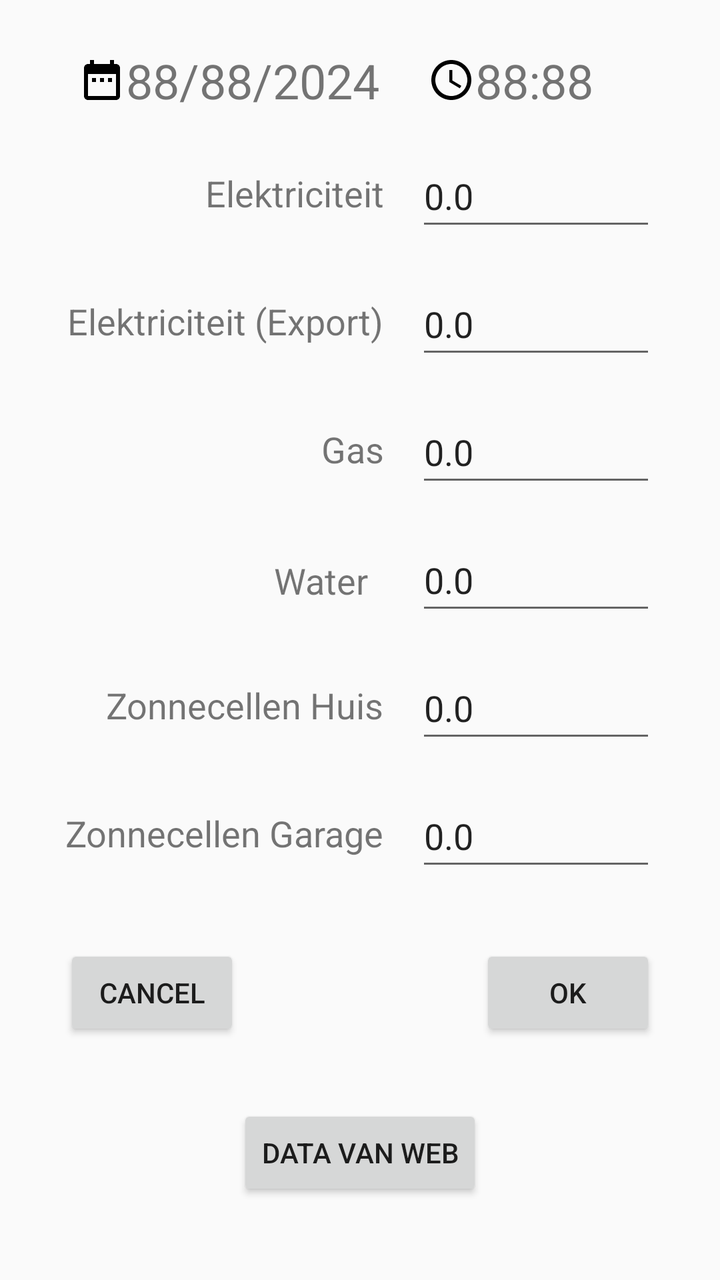
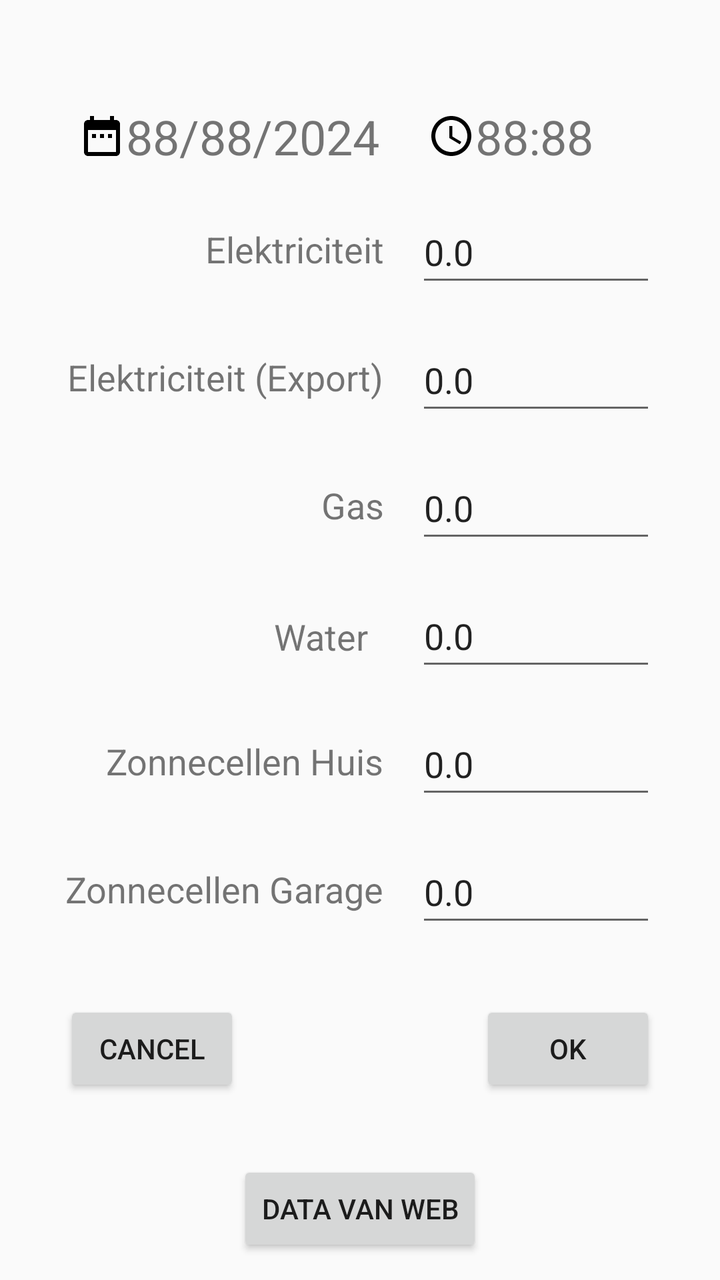

Before-and-after screenshots of an Android layout around one commit, followed by the original layout XML and the change that was made.
<!-- AndroidManifest.xml: application theme AppTheme -->
<!-- res/layout/fragment_geef_data_in.xml -->
<?xml version="1.0" encoding="utf-8"?>
<FrameLayout xmlns:android="http://schemas.android.com/apk/res/android"
    xmlns:tools="http://schemas.android.com/tools"
    android:layout_width="match_parent"
    android:layout_height="match_parent"
    xmlns:app="http://schemas.android.com/apk/res-auto"
    tools:context=".ui.GeefDataInFragment">


    <androidx.constraintlayout.widget.ConstraintLayout
        android:layout_width="match_parent"
        android:layout_height="match_parent">

        <TextView
            android:id="@+id/RegistratieTijd"
            android:layout_width="wrap_content"
            android:layout_height="0dp"
            android:layout_marginStart="150dp"
            android:layout_marginTop="24dp"
            android:drawableLeft="@drawable/ic_access_time_black_24dp"
            android:text="88:88"
            android:textSize="24sp"
            android:visibility="visible"
            app:layout_constraintEnd_toEndOf="parent"
            app:layout_constraintStart_toStartOf="parent"
            app:layout_constraintTop_toTopOf="parent" />

        <TextView
            android:id="@+id/RegistratieDatum"
            android:layout_width="wrap_content"
            android:layout_height="wrap_content"
            android:layout_marginEnd="24dp"
            android:drawableLeft="@drawable/ic_date_range_black_24dp"
            android:text="88/88/2024"
            android:textSize="24sp"
            app:layout_constraintBottom_toBottomOf="@+id/RegistratieTijd"
            app:layout_constraintEnd_toStartOf="@+id/RegistratieTijd"
            app:layout_constraintTop_toTopOf="@+id/RegistratieTijd" />


        <TextView
            android:id="@+id/textElec"
            android:layout_width="wrap_content"
            android:layout_height="wrap_content"
            android:layout_marginEnd="16dp"
            android:text="@string/dialog_tv_el_meter"
            android:textSize="18sp"
            app:layout_constraintBottom_toBottomOf="@+id/EdtEL"
            app:layout_constraintEnd_toStartOf="@+id/EdtEL"
            app:layout_constraintTop_toTopOf="@+id/EdtEL" />

        <EditText
            android:id="@+id/EdtEL"
            android:layout_width="120dp"
            android:layout_height="wrap_content"
            android:layout_marginTop="16dp"
            android:layout_marginEnd="32dp"
            android:inputType="numberDecimal"
            android:minHeight="48dp"
            android:selectAllOnFocus="true"
            android:text="0.0"
            app:layout_constraintEnd_toEndOf="parent"
            app:layout_constraintTop_toBottomOf="@+id/RegistratieTijd" />

        <TextView
            android:id="@+id/textElecEx"
            android:layout_width="wrap_content"
            android:layout_height="wrap_content"
            android:layout_marginEnd="16dp"
            android:text="@string/dialog_tv_el_meter_ex"
            android:textSize="18sp"
            app:layout_constraintBottom_toBottomOf="@+id/EdtELEx"
            app:layout_constraintEnd_toStartOf="@+id/EdtELEx"
            app:layout_constraintTop_toTopOf="@+id/EdtELEx" />

        <EditText
            android:id="@+id/EdtELEx"
            android:layout_width="120dp"
            android:layout_height="wrap_content"
            android:layout_marginTop="16dp"
            android:layout_marginEnd="32dp"
            android:inputType="numberDecimal"
            android:minHeight="48dp"
            android:selectAllOnFocus="true"
            android:text="0.0"
            app:layout_constraintEnd_toEndOf="parent"
            app:layout_constraintTop_toBottomOf="@+id/EdtEL" />

        <TextView
            android:id="@+id/textgas"
            android:layout_width="wrap_content"
            android:layout_height="wrap_content"
            android:layout_marginEnd="16dp"
            android:text="@string/dialog_tv_ga_meter"
            android:textSize="18sp"
            app:layout_constraintBottom_toBottomOf="@+id/EdtGas"
            app:layout_constraintEnd_toStartOf="@+id/EdtGas"
            app:layout_constraintTop_toTopOf="@+id/EdtGas" />

        <EditText
            android:id="@+id/EdtGas"
            android:layout_width="120dp"
            android:layout_height="wrap_content"
            android:layout_marginTop="16dp"
            android:layout_marginEnd="32dp"
            android:inputType="numberDecimal"
            android:minHeight="48dp"
            android:selectAllOnFocus="true"
            android:text="0.0"
            app:layout_constraintEnd_toEndOf="parent"
            app:layout_constraintTop_toBottomOf="@+id/EdtELEx" />

        <TextView
            android:id="@+id/textwater"
            android:layout_width="55dp"
            android:layout_height="21dp"
            android:layout_marginEnd="16dp"
            android:text="@string/dialog_tv_wa_meter"
            android:textSize="18sp"
            app:layout_constraintBottom_toBottomOf="@+id/EdtWat"
            app:layout_constraintEnd_toStartOf="@+id/EdtWat"
            app:layout_constraintTop_toTopOf="@+id/EdtWat" />

        <EditText
            android:id="@+id/EdtWat"
            android:layout_width="120dp"
            android:layout_height="wrap_content"
            android:layout_marginTop="16dp"
            android:layout_marginEnd="32dp"
            android:inputType="numberDecimal"
            android:minHeight="48dp"
            android:selectAllOnFocus="true"
            android:text="0.0"
            app:layout_constraintEnd_toEndOf="parent"
            app:layout_constraintTop_toBottomOf="@+id/EdtGas" />

        <TextView
            android:id="@+id/textpv"
            android:layout_width="wrap_content"
            android:layout_height="wrap_content"
            android:layout_marginEnd="16dp"
            android:text="@string/dialog_tv_pv_meter"
            android:textSize="18sp"
            app:layout_constraintBottom_toBottomOf="@+id/EdtPV"
            app:layout_constraintEnd_toStartOf="@+id/EdtPV"
            app:layout_constraintTop_toTopOf="@+id/EdtPV" />

        <EditText
            android:id="@+id/EdtPV"
            android:layout_width="120dp"
            android:layout_height="wrap_content"
            android:layout_marginTop="16dp"
            android:layout_marginEnd="32dp"
            android:inputType="numberDecimal"
            android:minHeight="48dp"
            android:selectAllOnFocus="true"
            android:text="0.0"
            app:layout_constraintEnd_toEndOf="parent"
            app:layout_constraintTop_toBottomOf="@+id/EdtWat" />

        <TextView
            android:id="@+id/textpv2"
            android:layout_width="wrap_content"
            android:layout_height="wrap_content"
            android:layout_marginEnd="16dp"
            android:text="@string/dialog_tv_pv_meter2"
            android:textSize="18sp"
            app:layout_constraintBottom_toBottomOf="@+id/EdtPV2"
            app:layout_constraintEnd_toStartOf="@+id/EdtPV2"
            app:layout_constraintTop_toTopOf="@+id/EdtPV2" />

        <EditText
            android:id="@+id/EdtPV2"
            android:layout_width="120dp"
            android:layout_height="wrap_content"
            android:layout_marginTop="16dp"
            android:layout_marginEnd="32dp"
            android:inputType="numberDecimal"
            android:minHeight="48dp"
            android:selectAllOnFocus="true"
            android:text="0.0"
            app:layout_constraintEnd_toEndOf="parent"
            app:layout_constraintTop_toBottomOf="@+id/EdtPV" />

        <Button
            android:id="@+id/buttonsave"
            android:layout_width="wrap_content"
            android:layout_height="wrap_content"
            android:layout_marginTop="32dp"
            android:layout_marginEnd="32dp"
            android:text="@android:string/ok"
            app:layout_constraintEnd_toEndOf="parent"
            app:layout_constraintTop_toBottomOf="@+id/EdtPV2" />

        <Button
            android:id="@+id/buttoncancel"
            android:layout_width="wrap_content"
            android:layout_height="wrap_content"
            android:layout_marginStart="32dp"
            android:text="@android:string/cancel"
            app:layout_constraintBottom_toBottomOf="@+id/buttonsave"
            app:layout_constraintStart_toStartOf="parent"
            app:layout_constraintTop_toTopOf="@+id/buttonsave" />

        <Button
            android:id="@+id/buttonpopulate"
            android:layout_width="wrap_content"
            android:layout_height="wrap_content"
            android:layout_marginTop="32dp"
            android:text="@string/knop_populate"
            app:layout_constraintEnd_toEndOf="parent"
            app:layout_constraintStart_toStartOf="parent"
            app:layout_constraintTop_toBottomOf="@+id/buttonsave" />

    </androidx.constraintlayout.widget.ConstraintLayout>
</FrameLayout>
<!-- resources referenced by this layout -->
<resources>
  <!-- drawable ic_access_time_black_24dp (drawable) -->
  <vector xmlns:android="http://schemas.android.com/apk/res/android"
          android:width="24dp"
          android:height="24dp"
          android:viewportWidth="24.0"
          android:viewportHeight="24.0">
      <path
          android:fillColor="#FF000000"
          android:pathData="M11.99,2C6.47,2 2,6.48 2,12s4.47,10 9.99,10C17.52,22 22,17.52 22,12S17.52,2 11.99,2zM12,20c-4.42,0 -8,-3.58 -8,-8s3.58,-8 8,-8 8,3.58 8,8 -3.58,8 -8,8zM12.5,7H11v6l5.25,3.15 0.75,-1.23 -4.5,-2.67z"/>
  </vector>
  <!-- drawable ic_date_range_black_24dp (drawable) -->
  <vector xmlns:android="http://schemas.android.com/apk/res/android"
          android:width="24dp"
          android:height="24dp"
          android:viewportWidth="24.0"
          android:viewportHeight="24.0">
      <path
          android:fillColor="#FF000000"
          android:pathData="M9,11L7,11v2h2v-2zM13,11h-2v2h2v-2zM17,11h-2v2h2v-2zM19,4h-1L18,2h-2v2L8,4L8,2L6,2v2L5,4c-1.11,0 -1.99,0.9 -1.99,2L3,20c0,1.1 0.89,2 2,2h14c1.1,0 2,-0.9 2,-2L21,6c0,-1.1 -0.9,-2 -2,-2zM19,20L5,20L5,9h14v11z"/>
  </vector>
  <string name="dialog_tv_el_meter">Elektriciteit</string>
  <string name="dialog_tv_el_meter_ex">Elektriciteit (Export)</string>
  <string name="dialog_tv_ga_meter">Gas</string>
  <string name="dialog_tv_pv_meter">Zonnecellen Huis</string>
  <string name="dialog_tv_pv_meter2">Zonnecellen Garage</string>
  <string name="dialog_tv_wa_meter">Water</string>
  <string name="knop_populate">Data van web</string>
  <style name="AppTheme" parent="Theme.AppCompat.DayNight.DarkActionBar">
          
          <item name="colorPrimary">@color/colorPrimary</item>
          <item name="colorPrimaryDark">@color/colorPrimaryDark</item>
          <item name="colorAccent">@color/colorAccent</item>
          <item name="colorSecondary">@color/colorSecondary</item>
          <item name="android:windowSplashScreenBackground">@color/colorSecondary</item>
      </style>
  <color name="colorPrimary">#006D77</color>
  <color name="colorPrimaryDark">#83C5BE</color>
  <color name="colorAccent">#E29578</color>
  <color name="colorSecondary">#EDF6F9</color>
</resources>

<!-- the commit's change to res/layout/fragment_geef_data_in.xml (unified diff, before → after) -->
@@ -16,7 +16,7 @@
             android:layout_width="wrap_content"
             android:layout_height="0dp"
             android:layout_marginStart="150dp"
-            android:layout_marginTop="24dp"
+            android:layout_marginTop="52dp"
             android:drawableLeft="@drawable/ic_access_time_black_24dp"
             android:text="88:88"
             android:textSize="24sp"
<!-- resource entries referenced after the edit -->
@@ -35,9 +35,9 @@
           <item name="colorSecondary">@color/colorSecondary</item>
           <item name="android:windowSplashScreenBackground">@color/colorSecondary</item>
       </style>
-  <color name="colorPrimary">#006D77</color>
+  <color name="colorPrimary">#FFEB3B</color>
   <color name="colorPrimaryDark">#83C5BE</color>
-  <color name="colorAccent">#E29578</color>
+  <color name="colorAccent">#F44336</color>
   <color name="colorSecondary">#EDF6F9</color>
 </resources>
 
